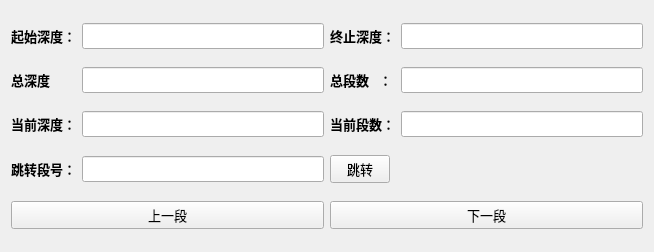
Before: the Qt Designer form src/imagewidget.ui in jerky168/BoreholeAnalyzer, drawn with Qt 5.
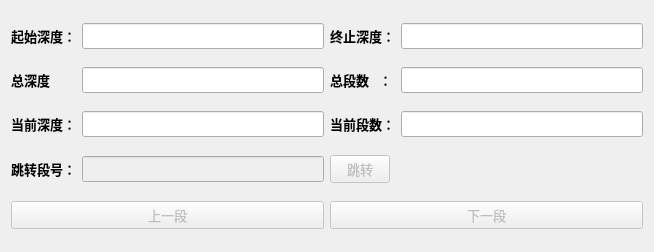
After: the same form once the commit is applied.

Patch:
```diff
--- a/src/imagewidget.ui
+++ b/src/imagewidget.ui
@@ -102,10 +102,17 @@
       </widget>
      </item>
      <item row="3" column="1">
-      <widget class="QLineEdit" name="switchEdit"/>
+      <widget class="QLineEdit" name="switchEdit">
+       <property name="enabled">
+        <bool>false</bool>
+       </property>
+      </widget>
      </item>
      <item row="4" column="0" colspan="2">
       <widget class="QPushButton" name="lastButton">
+       <property name="enabled">
+        <bool>false</bool>
+       </property>
        <property name="sizePolicy">
         <sizepolicy hsizetype="Minimum" vsizetype="Fixed">
          <horstretch>0</horstretch>
@@ -145,6 +152,9 @@
      </item>
      <item row="4" column="2" colspan="2">
       <widget class="QPushButton" name="nextButton">
+       <property name="enabled">
+        <bool>false</bool>
+       </property>
        <property name="text">
         <string>下一段</string>
        </property>
@@ -153,7 +163,7 @@
      <item row="3" column="2">
       <widget class="QPushButton" name="switchButton">
        <property name="enabled">
-        <bool>true</bool>
+        <bool>false</bool>
        </property>
        <property name="maximumSize">
         <size>
```
